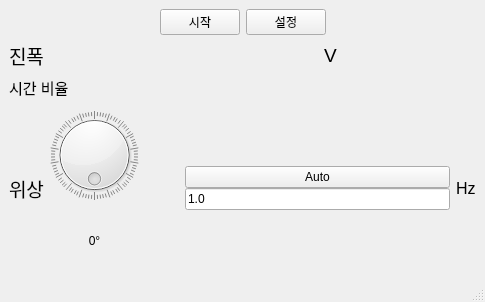
The window that main_window.ui (gkdisdhfl1/PowerSimulator) describes before a commit, drawn with Qt 5.
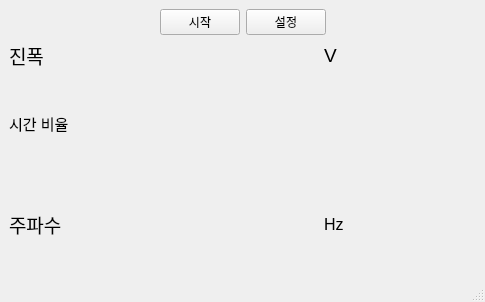
The same window after the commit. Custom widgets are drawn as their Qt base class.

Commit message:
Refactor: UI 및 설정 방식 개선, 시뮬레이션 로직 단순화
새로운 요구사항에 맞춰 UI와 설정 방식을 개선하고, 시뮬레이션 로직을 단순화함

주요 변경 사항:
  - 설정 방식 변경: SettingsDialog에서 시간 간격을 직접 입력받는 대신, 초당 샘플링 cycle과 cycle당
sample 수를 입력받아 내부적으로 샘플링 주기를 계산하도록 변경. 이를 통해 사용자는 더 직관적으로 샘플링 방식을 정의할 수
있음.
  - UI 개편: MainWindow에서 수동 위상 조절 다이얼과 자동 회전 버튼을 제거함. 1~100Hz 범위의 주파수를
제어하는 ValueControlWidget을 도입하여 UI 단순화 및 핵심 기능에 집중
  - 로직 단순화: 시뮬레이션이 항상 활성화된 주파수에 따라 동작하도록 변경하여, SimulationEngine에서 자동 회전
관련 상태 관리 로직을 제거하고 코드를 간소화함.

```diff
--- a/main_window.ui
+++ b/main_window.ui
@@ -126,7 +126,7 @@
      </layout>
     </item>
     <item>
-     <layout class="QHBoxLayout" name="horizontalLayout_3" stretch="0,1,0,3,0">
+     <layout class="QHBoxLayout" name="horizontalLayout_3" stretch="0,0,0">
       <item>
        <widget class="QLabel" name="label_3">
         <property name="font">
@@ -135,99 +135,12 @@
          </font>
         </property>
         <property name="text">
-         <string>위상</string>
+         <string>주파수</string>
         </property>
        </widget>
       </item>
       <item>
-       <layout class="QVBoxLayout" name="verticalLayout_2">
-        <item>
-         <widget class="QDial" name="phaseDial">
-          <property name="maximum">
-           <number>359</number>
-          </property>
-          <property name="wrapping">
-           <bool>true</bool>
-          </property>
-          <property name="notchesVisible">
-           <bool>true</bool>
-          </property>
-         </widget>
-        </item>
-        <item>
-         <widget class="QLabel" name="phaseLabel">
-          <property name="text">
-           <string>0°</string>
-          </property>
-          <property name="alignment">
-           <set>Qt::AlignmentFlag::AlignCenter</set>
-          </property>
-         </widget>
-        </item>
-       </layout>
-      </item>
-      <item>
-       <spacer name="horizontalSpacer_3">
-        <property name="orientation">
-         <enum>Qt::Orientation::Horizontal</enum>
-        </property>
-        <property name="sizeHint" stdset="0">
-         <size>
-          <width>40</width>
-          <height>20</height>
-         </size>
-        </property>
-       </spacer>
-      </item>
-      <item>
-       <layout class="QVBoxLayout" name="verticalLayout_3">
-        <property name="spacing">
-         <number>0</number>
-        </property>
-        <item>
-         <spacer name="verticalSpacer">
-          <property name="orientation">
-           <enum>Qt::Orientation::Vertical</enum>
-          </property>
-          <property name="sizeHint" stdset="0">
-           <size>
-            <width>20</width>
-            <height>40</height>
-           </size>
-          </property>
-         </spacer>
-        </item>
-        <item>
-         <widget class="QPushButton" name="autoButton">
-          <property name="text">
-           <string>Auto</string>
-          </property>
-          <property name="checkable">
-           <bool>true</bool>
-          </property>
-         </widget>
-        </item>
-        <item>
-         <widget class="QLineEdit" name="rpmEdit">
-          <property name="text">
-           <string>1.0</string>
-          </property>
-         </widget>
-        </item>
-        <item>
-         <spacer name="verticalSpacer_2">
-          <property name="orientation">
-           <enum>Qt::Orientation::Vertical</enum>
-          </property>
-          <property name="sizeHint" stdset="0">
-           <size>
-            <width>20</width>
-            <height>40</height>
-           </size>
-          </property>
-         </spacer>
-        </item>
-       </layout>
+       <widget class="ValueControlWidget" name="frequencyControlWidget" native="true"/>
       </item>
       <item>
        <widget class="QLabel" name="label_4">
```
The commit also changes 6 other files.
